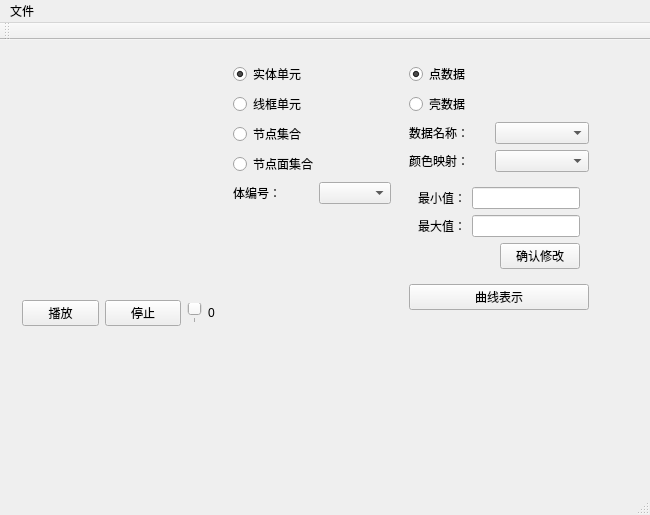
Above: vtkShower/vtkshower.ui from liuxq/vtkShower before the change. Below: the same form after it.
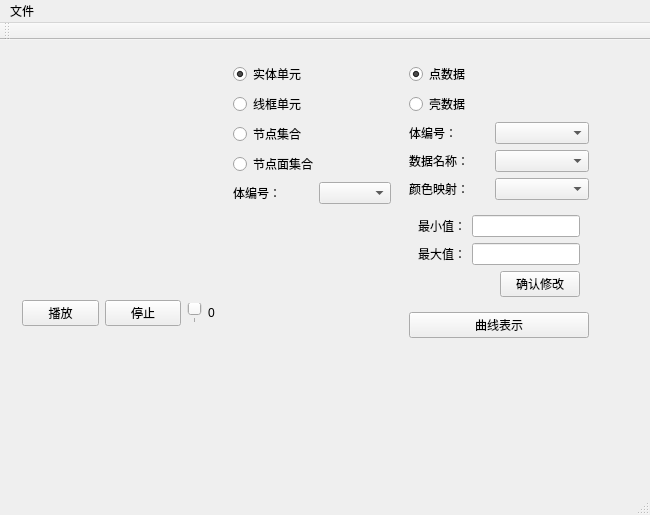
That is the form after the change. Custom widgets are drawn as their Qt base class.

Diff of the .ui file:
```diff
--- a/vtkShower/vtkshower.ui
+++ b/vtkShower/vtkshower.ui
@@ -254,6 +254,45 @@
           </property>
          </widget>
         </item>
+        <item>
+         <layout class="QHBoxLayout" name="horizontalLayout_data_3">
+          <item>
+           <widget class="QLabel" name="label_doc_4">
+            <property name="sizePolicy">
+             <sizepolicy hsizetype="Fixed" vsizetype="Preferred">
+              <horstretch>0</horstretch>
+              <verstretch>0</verstretch>
+             </sizepolicy>
+            </property>
+            <property name="minimumSize">
+             <size>
+              <width>80</width>
+              <height>0</height>
+             </size>
+            </property>
+            <property name="maximumSize">
+             <size>
+              <width>80</width>
+              <height>20</height>
+             </size>
+            </property>
+            <property name="text">
+             <string>体编号：</string>
+            </property>
+           </widget>
+          </item>
+          <item>
+           <widget class="QComboBox" name="comboBox_part">
+            <property name="sizePolicy">
+             <sizepolicy hsizetype="Minimum" vsizetype="Fixed">
+              <horstretch>0</horstretch>
+              <verstretch>0</verstretch>
+             </sizepolicy>
+            </property>
+           </widget>
+          </item>
+         </layout>
+        </item>
         <item>
          <layout class="QHBoxLayout" name="horizontalLayout_data">
           <item>
```
